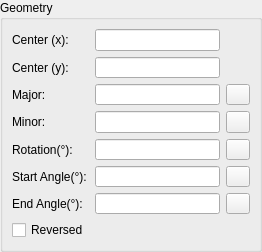
The window that librecad/src/ui/dialogs/entity/lc_ellipsepropertieseditingwidget.ui (LibreCAD/LibreCAD) describes before a commit, drawn with Qt 5.
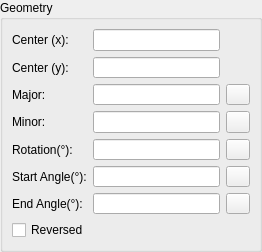
The same window after the commit. Icons and pictures are not drawn. Custom widgets are drawn as their Qt base class.

```diff
--- a/librecad/src/ui/dialogs/entity/lc_ellipsepropertieseditingwidget.ui
+++ b/librecad/src/ui/dialogs/entity/lc_ellipsepropertieseditingwidget.ui
@@ -396,7 +396,7 @@
         </property>
        </widget>
       </item>
-      <item row="7" column="0">
+      <item row="7" column="0" colspan="3">
        <widget class="QCheckBox" name="cbReversed">
         <property name="sizePolicy">
          <sizepolicy hsizetype="Preferred" vsizetype="Preferred">
```
